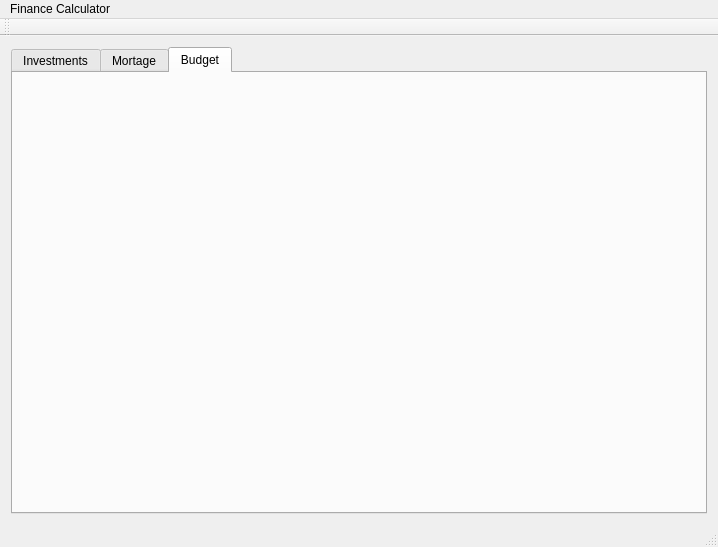
Qt form mainwindow.ui (jrutanen/FinanceCalculator) before a commit.
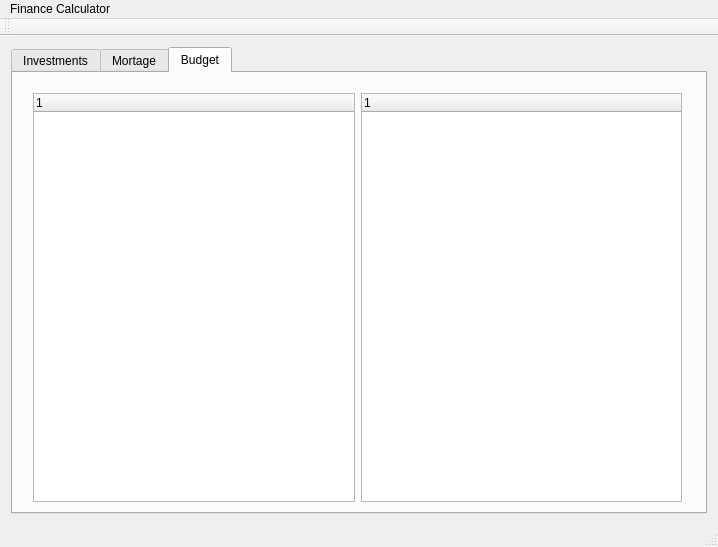
The same form after that commit. The open tabs and pages were chosen to show the change. Custom widgets are drawn as their Qt base class.

What changed in the file:
```diff
--- a/mainwindow.ui
+++ b/mainwindow.ui
@@ -371,6 +371,42 @@
        <attribute name="title">
         <string>Budget</string>
        </attribute>
+       <widget class="QWidget" name="horizontalLayoutWidget">
+        <property name="geometry">
+         <rect>
+          <x>9</x>
+          <y>9</y>
+          <width>671</width>
+          <height>431</height>
+         </rect>
+        </property>
+        <layout class="QHBoxLayout" name="horizontalLayout">
+         <item>
+          <widget class="QTreeWidget" name="tw_cost">
+           <property name="tabKeyNavigation">
+            <bool>true</bool>
+           </property>
+           <property name="columnCount">
+            <number>1</number>
+           </property>
+           <column>
+            <property name="text">
+             <string notr="true">1</string>
+            </property>
+           </column>
+          </widget>
+         </item>
+         <item>
+          <widget class="QTreeWidget" name="tw_income">
+           <column>
+            <property name="text">
+             <string notr="true">1</string>
+            </property>
+           </column>
+          </widget>
+         </item>
+        </layout>
+       </widget>
       </widget>
      </widget>
     </item>
```
Left out of the diff: 2 changed lines with no effect on the pictures.
